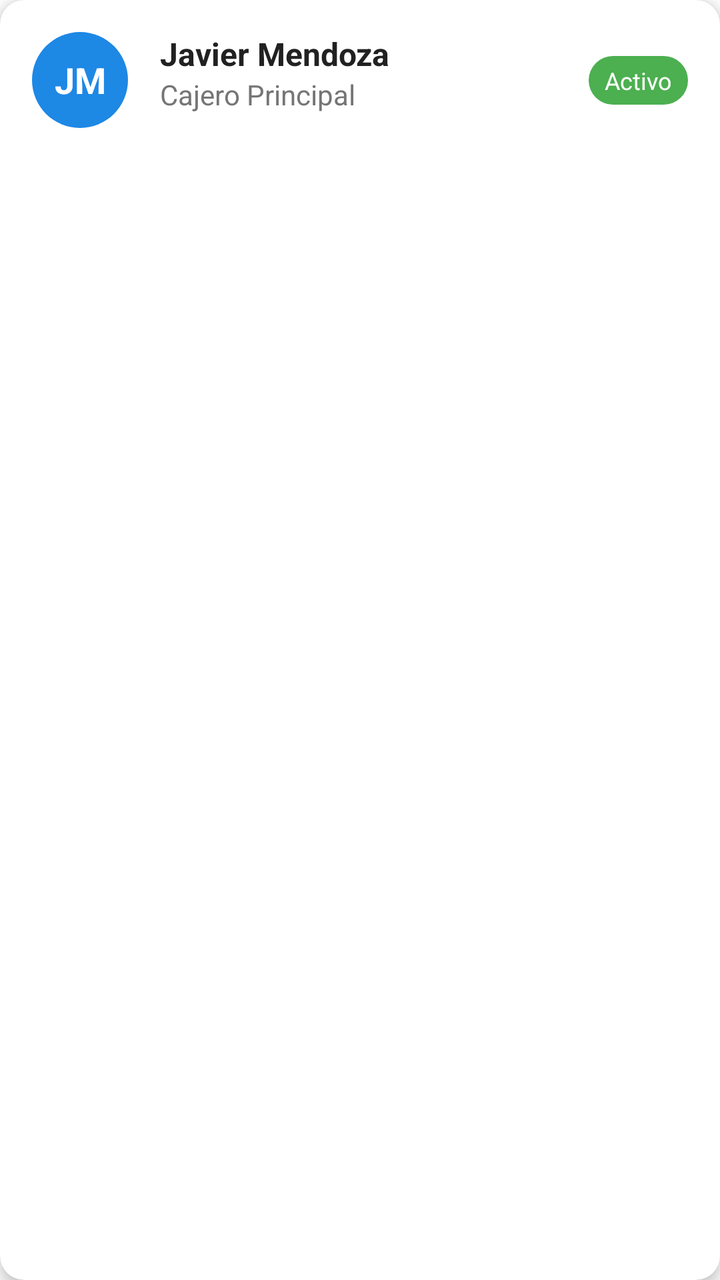
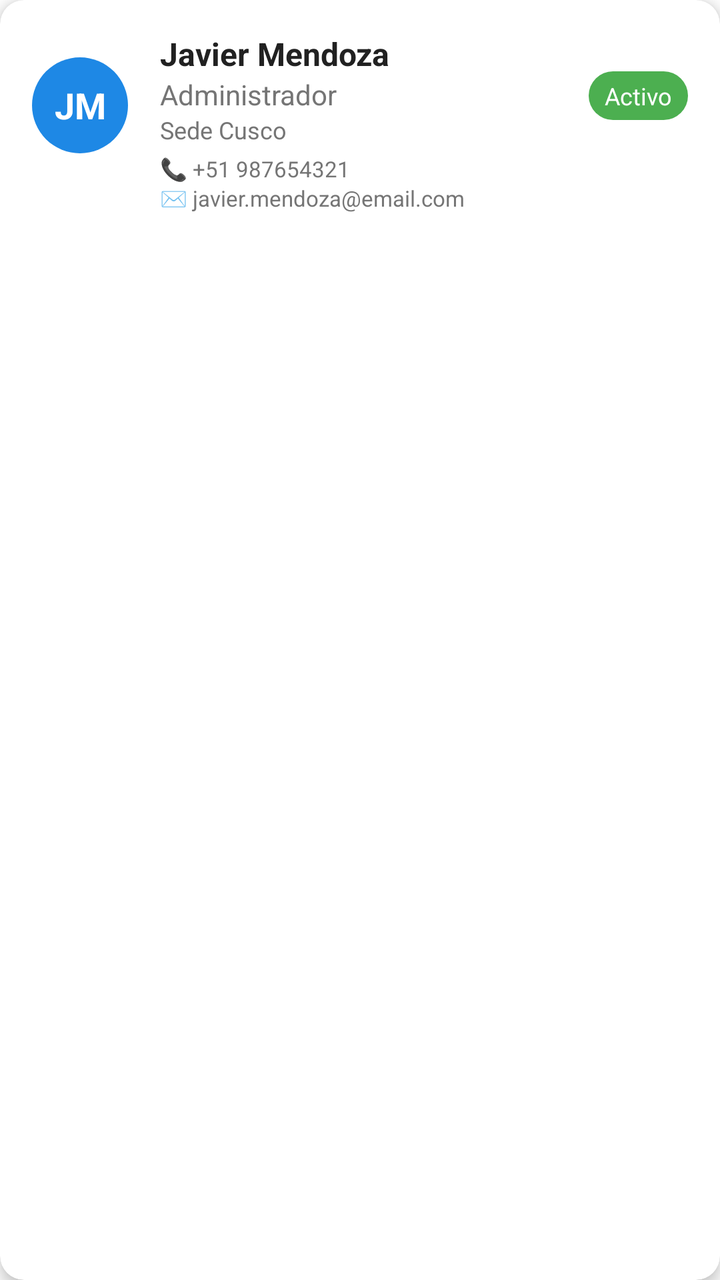

Screens rendered from an Android XML layout before and after an edit, with the pre-edit source and the edit as a unified diff.
<!-- AndroidManifest.xml: application theme Theme.VERIFY -->
<!-- res/layout/empleados_list_item.xml -->
<?xml version="1.0" encoding="utf-8"?>
<androidx.cardview.widget.CardView xmlns:android="http://schemas.android.com/apk/res/android"
    xmlns:app="http://schemas.android.com/apk/res-auto"
    android:layout_width="match_parent"
    android:layout_height="wrap_content"
    android:layout_marginHorizontal="12dp"
    android:layout_marginVertical="6dp"
    android:clickable="true"
    android:focusable="true"
    android:foreground="?android:attr/selectableItemBackground"
    app:cardBackgroundColor="@color/white_pure"
    app:cardCornerRadius="12dp"
    app:cardElevation="4dp">

    <androidx.constraintlayout.widget.ConstraintLayout
        android:layout_width="match_parent"
        android:layout_height="wrap_content"
        android:padding="16dp">

        <TextView
            android:id="@+id/tv_initials"
            android:layout_width="48dp"
            android:layout_height="48dp"
            android:background="@drawable/circle_background_blue"
            android:gravity="center"
            android:text="JM"
            android:textColor="@color/white_pure"
            android:textSize="18sp"
            android:textStyle="bold"
            app:layout_constraintBottom_toBottomOf="parent"
            app:layout_constraintStart_toStartOf="parent"
            app:layout_constraintTop_toTopOf="parent" />

        <TextView
            android:id="@+id/tv_employee_name"
            android:layout_width="0dp"
            android:layout_height="wrap_content"
            android:layout_marginStart="16dp"
            android:text="Javier Mendoza"
            android:textColor="@color/grey_text_dark"
            android:textSize="16sp"
            android:textStyle="bold"
            app:layout_constraintEnd_toStartOf="@+id/tv_employee_status"
            app:layout_constraintStart_toEndOf="@+id/tv_initials"
            app:layout_constraintTop_toTopOf="parent" />

        <TextView
            android:id="@+id/tv_employee_role"
            android:layout_width="0dp"
            android:layout_height="wrap_content"
            android:layout_marginStart="16dp"
            android:text="Cajero Principal"
            android:textColor="@color/grey_text_secondary"
            android:textSize="14sp"
            app:layout_constraintEnd_toStartOf="@+id/tv_employee_status"
            app:layout_constraintStart_toEndOf="@+id/tv_initials"
            app:layout_constraintTop_toBottomOf="@+id/tv_employee_name" />

        <TextView
            android:id="@+id/tv_employee_status"
            android:layout_width="wrap_content"
            android:layout_height="wrap_content"
            android:background="@drawable/rounded_tag_green"
            android:paddingHorizontal="8dp"
            android:paddingVertical="4dp"
            android:text="Activo"
            android:textColor="@color/white_pure"
            android:textSize="12sp"
            app:layout_constraintBottom_toBottomOf="parent"
            app:layout_constraintEnd_toEndOf="parent"
            app:layout_constraintTop_toTopOf="parent" />

    </androidx.constraintlayout.widget.ConstraintLayout>

</androidx.cardview.widget.CardView>
<!-- resources referenced by this layout -->
<resources>
  <color name="grey_text_dark">#212121</color>
  <color name="grey_text_secondary">#757575</color>
  <color name="white_pure">#FFFFFF</color>
  <!-- drawable circle_background_blue (drawable) -->
  <?xml version="1.0" encoding="utf-8"?>
  <shape xmlns:android="http://schemas.android.com/apk/res/android"
      android:shape="oval">
  
      <solid android:color="@color/blue_corporative_primary" />
  
      <size
          android:width="48dp"
          android:height="48dp" />
  
  </shape>
  <!-- drawable rounded_tag_green (drawable) -->
  <?xml version="1.0" encoding="utf-8"?>
  <shape xmlns:android="http://schemas.android.com/apk/res/android"
      android:shape="rectangle">
  
      <solid android:color="@color/semantic_success_green" />
  
      <corners android:radius="16dp" />
  
      <padding
          android:left="6dp"
          android:right="6dp"
          android:top="2dp"
          android:bottom="2dp" />
  
  </shape>
  <style name="Theme.VERIFY" parent="Base.Theme.VERIFY" />
  <color name="blue_corporative_primary">#1E88E5</color>
  <color name="semantic_success_green">#4CAF50</color>
  <style name="Base.Theme.VERIFY" parent="Theme.MaterialComponents.Light.NoActionBar">
          <item name="colorPrimary">@color/blue_corporative_primary</item>
          <item name="colorPrimaryDark">@color/blue_corporative_primary</item>
          <item name="colorAccent">@color/blue_corporative_primary</item>
  
          <item name="android:statusBarColor">@color/blue_corporative_primary</item>
          <item name="android:windowLightStatusBar">false</item>
          <item name="android:windowDrawsSystemBarBackgrounds">true</item>
          <item name="android:windowTranslucentStatus">false</item>
  
          <item name="android:textColorPrimary">@color/grey_text_dark</item>
  
          <item name="bottomSheetDialogTheme">@style/CustomBottomSheetDialog</item>
      </style>
  <style name="CustomBottomSheetDialog" parent="Theme.Design.Light.BottomSheetDialog">
          <item name="android:windowIsFloating">false</item>
          <item name="bottomSheetStyle">@style/CustomBottomSheetStyle</item>
      </style>
  <style name="CustomBottomSheetStyle" parent="Widget.Design.BottomSheet.Modal">
          <item name="android:background">@drawable/bg_bottom_sheet</item>
          <item name="backgroundTint">@android:color/transparent</item>
      </style>
  <!-- drawable bg_bottom_sheet (drawable) -->
  <shape xmlns:android="http://schemas.android.com/apk/res/android">
      <solid android:color="@color/white_pure" />
      <corners android:topLeftRadius="20dp" android:topRightRadius="20dp" />
  </shape>
</resources>

<!-- the commit's change to res/layout/empleados_list_item.xml (unified diff, before → after) -->
@@ -29,7 +29,8 @@
             android:textStyle="bold"
             app:layout_constraintBottom_toBottomOf="parent"
             app:layout_constraintStart_toStartOf="parent"
-            app:layout_constraintTop_toTopOf="parent" />
+            app:layout_constraintTop_toTopOf="parent"
+            app:layout_constraintVertical_bias="0.3" />
 
         <TextView
             android:id="@+id/tv_employee_name"
@@ -49,12 +50,50 @@
             android:layout_width="0dp"
             android:layout_height="wrap_content"
             android:layout_marginStart="16dp"
-            android:text="Cajero Principal"
+            android:ellipsize="end"
+            android:maxLines="1"
+            android:text="Administrador"
             android:textColor="@color/grey_text_secondary"
             android:textSize="14sp"
             app:layout_constraintEnd_toStartOf="@+id/tv_employee_status"
             app:layout_constraintStart_toEndOf="@+id/tv_initials"
             app:layout_constraintTop_toBottomOf="@+id/tv_employee_name" />
+
+        <TextView
+            android:id="@+id/tv_employee_branch"
+            android:layout_width="0dp"
+            android:layout_height="wrap_content"
+            android:text="Sede Cusco"
+            android:textColor="@color/grey_text_secondary"
+            android:textSize="12sp"
+            app:layout_constraintEnd_toEndOf="@+id/tv_employee_name"
+            app:layout_constraintStart_toStartOf="@+id/tv_employee_name"
+            app:layout_constraintTop_toBottomOf="@+id/tv_employee_role" />
+
+        <TextView
+            android:id="@+id/tv_employee_phone"
+            android:layout_width="0dp"
+            android:layout_height="wrap_content"
+            android:layout_marginTop="4dp"
+            android:text="📞 +51 987654321"
+            android:textColor="@color/grey_text_secondary"
+            android:textSize="11sp"
+            app:layout_constraintEnd_toEndOf="@+id/tv_employee_name"
+            app:layout_constraintStart_toStartOf="@+id/tv_employee_name"
+            app:layout_constraintTop_toBottomOf="@+id/tv_employee_branch" />
+
+        <TextView
+            android:id="@+id/tv_employee_email"
+            android:layout_width="0dp"
+            android:layout_height="wrap_content"
+            android:ellipsize="end"
+            android:maxLines="1"
+            android:text="✉️ javier.mendoza@email.com"
+            android:textColor="@color/grey_text_secondary"
+            android:textSize="11sp"
+            app:layout_constraintEnd_toStartOf="@+id/tv_employee_status"
+            app:layout_constraintStart_toStartOf="@+id/tv_employee_name"
+            app:layout_constraintTop_toBottomOf="@+id/tv_employee_phone" />
 
         <TextView
             android:id="@+id/tv_employee_status"
@@ -68,7 +107,8 @@
             android:textSize="12sp"
             app:layout_constraintBottom_toBottomOf="parent"
             app:layout_constraintEnd_toEndOf="parent"
-            app:layout_constraintTop_toTopOf="parent" />
+            app:layout_constraintTop_toTopOf="parent"
+            app:layout_constraintVertical_bias="0.3" />
 
     </androidx.constraintlayout.widget.ConstraintLayout>
 
